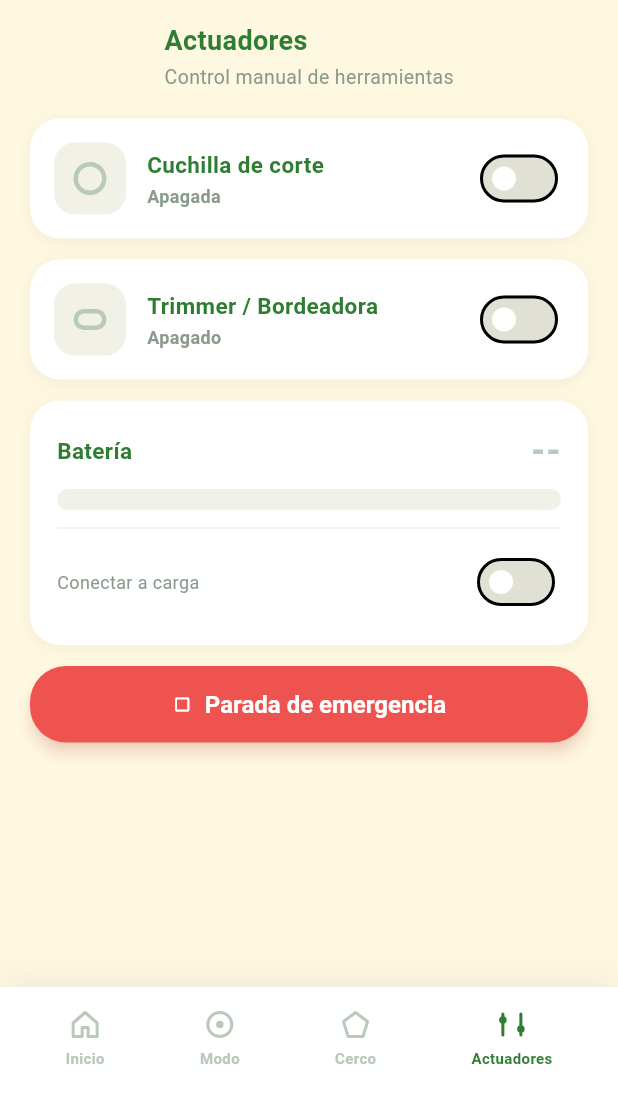
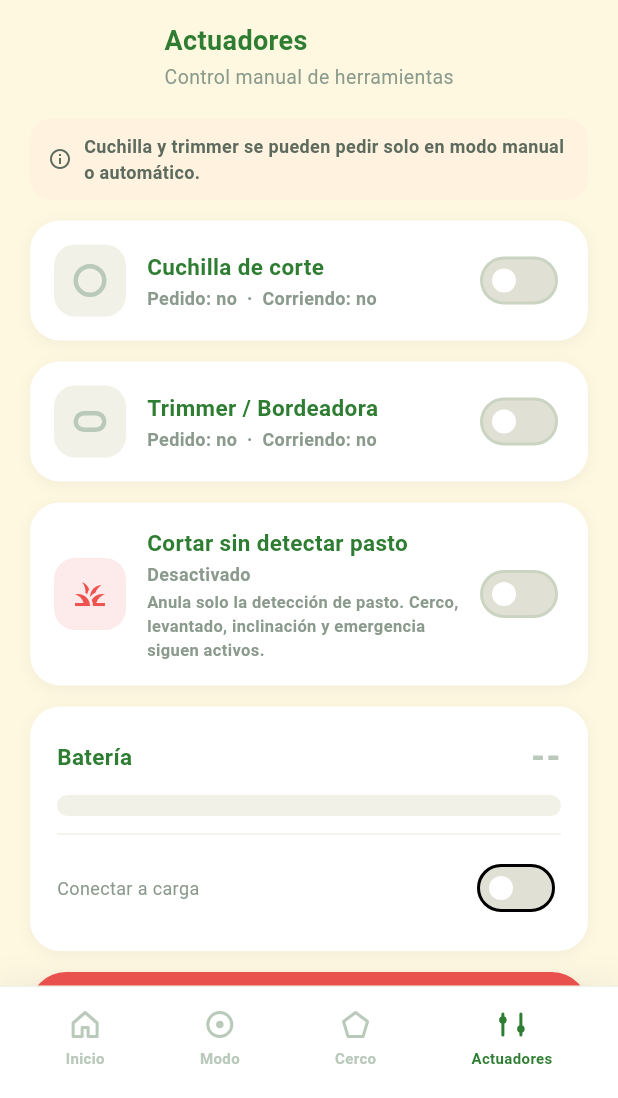
Before and after one commit to carolparedesf/lawn-mower-robot, a Flutter app: the screen it shows after launch, item 4 of the bottom bar chosen, on a phone screen of 412 x 824 dp, the part 138-1236 px from its top. Run offline on Flutter 3.47's test engine with Material 3 defaults, Android fonts, the phone set to English and light mode, and no system bars; our stand-ins replace flutter_map, latlong2; missing offline and left inert: flutter_joystick, mqtt_client.

Commit message:
feat(app): blade/trimmer switches in manual mode with requested vs running state, force_cut with confirmation dialog

```diff
--- a/mobile_app/lawnbot_app/lib/models/actuator_command.dart
+++ b/mobile_app/lawnbot_app/lib/models/actuator_command.dart
@@ -6,15 +6,21 @@ class ActuatorCommand {
   final bool trimmer;
   final bool charging;
 
+  /// Optional `force_cut`: overrides only the blade's grass condition. Sent
+  /// only when true; a missing key means false for the robot.
+  final bool forceCut;
+
   const ActuatorCommand({
     required this.blade,
     required this.trimmer,
     required this.charging,
+    this.forceCut = false,
   });
 
   Map<String, dynamic> toJson() => {
         'blade': blade,
         'trimmer': trimmer,
         'charging': charging,
+        if (forceCut) 'force_cut': true,
       };
 }
--- /dev/null
+++ b/mobile_app/lawnbot_app/lib/models/blade_status.dart
@@ -0,0 +1,63 @@
+/// Parser and Spanish text for the robot's /blade/status, forwarded in
+/// robot/status as `blade_status`, e.g.
+///   "cutter=OFF(sin_pasto,levantado) | trimmer=ON duty=0.30"
+class MotorState {
+  final bool on;
+  final double? duty;
+
+  /// Reasons the motor is off (robot codes), empty when on.
+  final List<String> reasons;
+
+  const MotorState({required this.on, this.duty, this.reasons = const []});
+
+  /// Reasons other than "nobody asked for it".
+  List<String> get blockingReasons =>
+      reasons.where((r) => r != 'sin_pedido').toList();
+}
+
+/// Motor name ("cutter", "trimmer") -> state. Empty map if null/unparsable.
+Map<String, MotorState> parseBladeStatus(String? text) {
+  final result = <String, MotorState>{};
+  if (text == null || text.isEmpty) return result;
+  for (final part in text.split('|')) {
+    final m = RegExp(r'^\s*(\w+)=(ON|OFF)(?:\(([^)]*)\))?(?:\s+duty=([0-9.]+))?\s*$')
+        .firstMatch(part);
+    if (m == null) continue;
+    final reasons = (m.group(3) ?? '')
+        .split(',')
+        .map((r) => r.trim())
+        .where((r) => r.isNotEmpty)
+        .toList();
+    result[m.group(1)!] = MotorState(
+      on: m.group(2) == 'ON',
+      duty: m.group(4) == null ? null : double.tryParse(m.group(4)!),
+      reasons: reasons,
+    );
+  }
+  return result;
+}
+
+const Map<String, String> _reasonText = {
+  'estop': 'parada de emergencia',
+  'geofence_sin_dato': 'sin dato del cerco',
+  'fuera_del_cerco': 'fuera del cerco',
+  'bumpers_sin_dato': 'sin dato de los bumpers',
+  'levantado': 'robot levantado',
+  'imu_sin_dato': 'sin dato de inclinación',
+  'volcado': 'robot inclinado',
+  'pasadas_desconocidas': 'sin mapa de cobertura',
+  'celda_con_demasiadas_pasadas': 'zona ya cortada',
+  'pasto_sin_dato': 'sin dato de pasto',
+  'sin_pasto': 'no detecta pasto',
+  'sin_pedido': 'sin pedido',
+};
+
+String bladeReasonText(String code) => _reasonText[code] ?? code;
+
+/// One-line explanation of why a requested motor is not running, or null.
+String? whyNotRunning(MotorState? state) {
+  if (state == null || state.on) return null;
+  final reasons = state.blockingReasons;
+  if (reasons.isEmpty) return null;
+  return reasons.map(bladeReasonText).join(', ');
+}
--- a/mobile_app/lawnbot_app/lib/models/robot_status.dart
+++ b/mobile_app/lawnbot_app/lib/models/robot_status.dart
@@ -7,6 +7,20 @@ class RobotStatus {
   final bool blade;
   final bool trimmer;
   final bool charging;
+
+  /// "Forced cut" request accepted by the robot: overrides ONLY the grass
+  /// detection condition of the blade. Optional key `force_cut`.
+  final bool forceCut;
+
+  /// What the motors are really doing (`blade`/`trimmer` above are what was
+  /// requested and accepted; a requested motor may be off because a safety
+  /// condition is not met). Optional keys `blade_running`/`trimmer_running`.
+  final bool bladeRunning;
+  final bool trimmerRunning;
+
+  /// Text of the robot's /blade/status explaining why each motor runs or not
+  /// (see parseBladeStatus). Optional key `blade_status`.
+  final String? bladeStatus;
 
   /// Status of the fence reported by the robot (/geofence/status): "OK",
   /// "INVALID:<reason>", "WAITING_CONVERSION", "NO_POSE" or "NO_POLYGON".
@@ -20,6 +34,10 @@ class RobotStatus {
     this.blade = false,
     this.trimmer = false,
     this.charging = false,
+    this.forceCut = false,
+    this.bladeRunning = false,
+    this.trimmerRunning = false,
+    this.bladeStatus,
     this.geofenceStatus,
   });
 
@@ -31,6 +49,10 @@ class RobotStatus {
       blade: json['blade'] as bool? ?? false,
       trimmer: json['trimmer'] as bool? ?? false,
       charging: json['charging'] as bool? ?? false,
+      forceCut: json['force_cut'] as bool? ?? false,
+      bladeRunning: json['blade_running'] as bool? ?? false,
+      trimmerRunning: json['trimmer_running'] as bool? ?? false,
+      bladeStatus: json['blade_status'] as String?,
       geofenceStatus: json['geofence'] as String?,
     );
   }
@@ -42,10 +64,18 @@ class RobotStatus {
         'blade': blade,
         'trimmer': trimmer,
         'charging': charging,
+        'force_cut': forceCut,
+        'blade_running': bladeRunning,
+        'trimmer_running': trimmerRunning,
+        if (bladeStatus != null) 'blade_status': bladeStatus,
         if (geofenceStatus != null) 'geofence': geofenceStatus,
       };
 
   bool get hasGeofenceBreach => alert == 'geofence_breach';
 
   bool get isAutonomous => mode.startsWith('auto_');
+
+  /// The robot attends blade/trimmer requests in manual and automatic modes
+  /// only (idle/stop or a lost mode heartbeat switch them off).
+  bool get canUseActuators => mode == 'manual' || isAutonomous;
 }
--- a/mobile_app/lawnbot_app/lib/providers/actuator_provider.dart
+++ b/mobile_app/lawnbot_app/lib/providers/actuator_provider.dart
@@ -15,11 +15,13 @@ class ActuatorProvider extends ChangeNotifier {
     bool? blade,
     bool? trimmer,
     bool? charging,
+    bool? forceCut,
   }) {
     final command = ActuatorCommand(
       blade: blade ?? current.blade,
       trimmer: trimmer ?? current.trimmer,
       charging: charging ?? current.charging,
+      forceCut: forceCut ?? current.forceCut,
     );
     MqttService.instance.publish(
       MqttConfig.topicCmdActuator,
--- a/mobile_app/lawnbot_app/lib/screens/actuators_screen.dart
+++ b/mobile_app/lawnbot_app/lib/screens/actuators_screen.dart
@@ -1,5 +1,7 @@
 import 'package:flutter/material.dart';
 import 'package:provider/provider.dart';
+import '../models/blade_status.dart';
+import '../models/robot_status.dart';
 import '../providers/actuator_provider.dart';
 import '../providers/connection_provider.dart';
 import '../providers/robot_state_provider.dart';
@@ -16,11 +18,55 @@ class ActuatorsScreen extends StatelessWidget {
 
   const ActuatorsScreen({super.key, required this.onSettingsTap});
 
+  /// "Pedido" and "corriendo" are shown separately: a requested motor can be
+  /// off because a safety condition is not met.
+  String _requestLabel(bool requested, bool running) =>
+      'Pedido: ${requested ? 'sí' : 'no'}  ·  Corriendo: ${running ? 'sí' : 'no'}';
+
+  String? _detail(bool requested, bool running, MotorState? motor) {
+    if (!requested || running) return null;
+    final why = whyNotRunning(motor);
+    return why == null ? 'Esperando condiciones…' : 'No corre: $why';
+  }
+
+  Future<void> _onForceCut(BuildContext context, ActuatorProvider actuator,
+      RobotStatus status, bool value) async {
+    if (!value) {
+      actuator.setActuators(status, forceCut: false);
+      return;
+    }
+    final ok = await showDialog<bool>(
+      context: context,
+      builder: (ctx) => AlertDialog(
+        title: const Text('¿Cortar sin detectar pasto?'),
+        content: const Text(
+          'La cuchilla podrá encenderse aunque la cámara no vea pasto. '
+          'Solo se anula esa condición: el cerco, el robot levantado o '
+          'inclinado y la parada de emergencia siguen apagándola.\n\n'
+          'Usalo con la zona despejada.',
+        ),
+        actions: [
+          TextButton(
+            onPressed: () => Navigator.of(ctx).pop(false),
+            child: const Text('Cancelar'),
+          ),
+          TextButton(
+            onPressed: () => Navigator.of(ctx).pop(true),
+            child: const Text('Forzar corte'),
+          ),
+        ],
+      ),
+    );
+    if (ok == true) actuator.setActuators(status, forceCut: true);
+  }
+
   @override
   Widget build(BuildContext context) {
     final status = context.watch<RobotStateProvider>().currentStatus;
     final actuator = context.read<ActuatorProvider>();
     final batteryColor = batteryColorFor(status.battery);
+    final canUse = status.canUseActuators;
+    final motors = parseBladeStatus(status.bladeStatus);
 
     return Column(
       children: [
@@ -50,6 +96,11 @@ class ActuatorsScreen extends StatelessWidget {
           child: ListView(
             padding: const EdgeInsets.fromLTRB(20, 14, 20, 14),
             children: [
+              if (!canUse)
+                const _Notice(
+                  'Cuchilla y trimmer se pueden pedir solo en modo manual o '
+                  'automático.',
+                ),
               ActuatorSwitchTile(
                 icon: Container(
                   width: 22,
@@ -57,23 +108,28 @@ class ActuatorsScreen extends StatelessWidget {
                   decoration: BoxDecoration(
                     shape: BoxShape.circle,
                     border: Border.all(
-                      color: status.blade
+                      color: status.bladeRunning
                           ? RoboColors.primaryGreen
                           : RoboColors.disabled,
                       width: 3,
                     ),
                   ),
                 ),
-                iconBg: status.blade
+                iconBg: status.bladeRunning
                     ? RoboColors.selectedSurfaceAlt
                     : RoboColors.border,
                 title: 'Cuchilla de corte',
-                statusLabel: status.blade ? 'Encendida' : 'Apagada',
-                statusColor: status.blade
+                statusLabel: _requestLabel(status.blade, status.bladeRunning),
+                statusColor: status.bladeRunning
                     ? RoboColors.primaryGreen
                     : RoboColors.textSecondary,
+                detail: _detail(status.blade, status.bladeRunning,
+                    motors['cutter']),
+                detailColor: RoboColors.amberAccent,
                 value: status.blade,
-                onChanged: (v) => actuator.setActuators(status, blade: v),
+                onChanged: canUse
+                    ? (v) => actuator.setActuators(status, blade: v)
+                    : null,
               ),
               const SizedBox(height: 14),
               ActuatorSwitchTile(
@@ -83,22 +139,45 @@ class ActuatorsScreen extends StatelessWidget {
                   decoration: BoxDecoration(
                     borderRadius: BorderRadius.circular(7),
                     border: Border.all(
-                      color: status.trimmer
+                      color: status.trimmerRunning
                           ? RoboColors.amberAccent
                           : RoboColors.disabled,
                       width: 3,
                     ),
                   ),
                 ),
-                iconBg:
-                    status.trimmer ? RoboColors.amberChip : RoboColors.border,
+                iconBg: status.trimmerRunning
+                    ? RoboColors.amberChip
+                    : RoboColors.border,
                 title: 'Trimmer / Bordeadora',
-                statusLabel: status.trimmer ? 'Encendido' : 'Apagado',
-                statusColor: status.trimmer
+                statusLabel:
+                    _requestLabel(status.trimmer, status.trimmerRunning),
+                statusColor: status.trimmerRunning
                     ? RoboColors.amberAccent
                     : RoboColors.textSecondary,
+                detail: _detail(status.trimmer, status.trimmerRunning,
+                    motors['trimmer']),
+                detailColor: RoboColors.amberAccent,
                 value: status.trimmer,
-                onChanged: (v) => actuator.setActuators(status, trimmer: v),
+                onChanged: canUse
+                    ? (v) => actuator.setActuators(status, trimmer: v)
+                    : null,
+              ),
+              const SizedBox(height: 14),
+              ActuatorSwitchTile(
+                icon: const Icon(Icons.grass, color: RoboColors.error),
+                iconBg: RoboColors.errorChip,
+                title: 'Cortar sin detectar pasto',
+                statusLabel: status.forceCut ? 'Forzado' : 'Desactivado',
+                statusColor: status.forceCut
+                    ? RoboColors.error
+                    : RoboColors.textSecondary,
+                detail: 'Anula solo la detección de pasto. Cerco, levantado, '
+                    'inclinación y emergencia siguen activos.',
+                value: status.forceCut,
+                onChanged: canUse
+                    ? (v) => _onForceCut(context, actuator, status, v)
+                    : null,
               ),
               const SizedBox(height: 14),
               Container(
@@ -192,3 +271,37 @@ class ActuatorsScreen extends StatelessWidget {
     );
   }
 }
+
+class _Notice extends StatelessWidget {
+  final String text;
+  const _Notice(this.text);
+
+  @override
+  Widget build(BuildContext context) {
+    return Container(
+      margin: const EdgeInsets.only(bottom: 14),
+      padding: const EdgeInsets.symmetric(horizontal: 12, vertical: 10),
+      decoration: BoxDecoration(
+        color: RoboColors.amberChip,
+        borderRadius: BorderRadius.circular(14),
+      ),
+      child: Row(
+        children: [
+          const Icon(Icons.info_outline,
+              size: 16, color: RoboColors.textTertiary),
+          const SizedBox(width: 8),
+          Expanded(
+            child: Text(
+              text,
+              style: const TextStyle(
+                fontSize: 12,
+                fontWeight: FontWeight.w700,
+                color: RoboColors.textTertiary,
+              ),
+            ),
+          ),
+        ],
+      ),
+    );
+  }
+}
--- a/mobile_app/lawnbot_app/lib/widgets/actuator_switch_tile.dart
+++ b/mobile_app/lawnbot_app/lib/widgets/actuator_switch_tile.dart
@@ -10,7 +10,11 @@ class ActuatorSwitchTile extends StatelessWidget {
   final String statusLabel;
   final Color statusColor;
   final bool value;
-  final ValueChanged<bool> onChanged;
+  final ValueChanged<bool>? onChanged;
+
+  /// Optional extra line (e.g. "Corriendo: no — sin pasto").
+  final String? detail;
+  final Color? detailColor;
 
   const ActuatorSwitchTile({
     super.key,
@@ -21,6 +25,8 @@ class ActuatorSwitchTile extends StatelessWidget {
     required this.statusColor,
     required this.value,
     required this.onChanged,
+    this.detail,
+    this.detailColor,
   });
 
   @override
@@ -71,6 +77,17 @@ class ActuatorSwitchTile extends StatelessWidget {
                     color: statusColor,
                   ),
                 ),
+                if (detail != null) ...[
+                  const SizedBox(height: 2),
+                  Text(
+                    detail!,
+                    style: TextStyle(
+                      fontSize: 11,
+                      fontWeight: FontWeight.w600,
+                      color: detailColor ?? RoboColors.textSecondary,
+                    ),
+                  ),
+                ],
               ],
             ),
           ),
```
Also changed, not shown: 1 other file.
